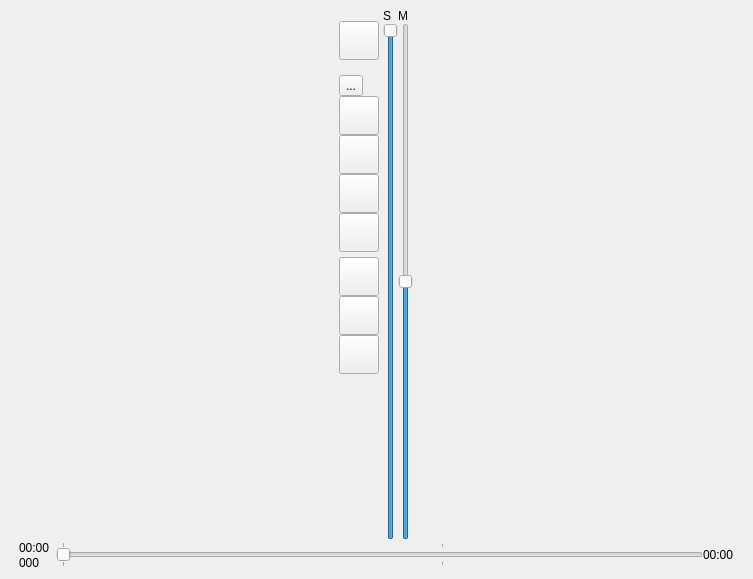
Before: the Qt Designer form GUI/main_window.ui in Eugene-q/PresenterPlayer, drawn with Qt 5.
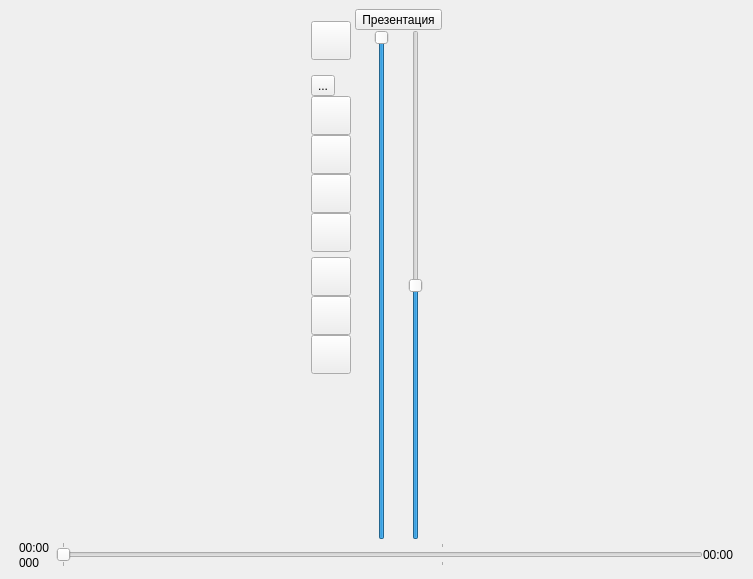
After: the same form once the commit is applied. Icons and pictures are not drawn.

Commit message: - Добавлена кнопка включения/отключения режима презентации. При включении keyboard вешает три хука для клавиш управления через on_pressed_key(). При отключении - снимает все хуки. Всё работает без отдельного потока и без keyboard.wait. НО! Проблема с возвратом к нормальному управлению осталась.

Diff of the .ui file:
```diff
--- a/GUI/main_window.ui
+++ b/GUI/main_window.ui
@@ -449,7 +449,7 @@
            </layout>
           </item>
           <item>
-           <layout class="QHBoxLayout" name="horizontalLayout">
+           <layout class="QVBoxLayout" name="verticalLayout_2">
             <property name="spacing">
              <number>0</number>
             </property>
@@ -457,14 +457,21 @@
              <number>4</number>
             </property>
             <item>
-             <layout class="QVBoxLayout" name="verticalLayout_3">
+             <layout class="QVBoxLayout" name="verticalLayout_4">
               <item>
-               <widget class="QLabel" name="label_2">
+               <widget class="QToolButton" name="buttonPresentationMode">
                 <property name="text">
-                 <string>S</string>
+                 <string>Презентация</string>
+                </property>
+                <property name="checkable">
+                 <bool>true</bool>
                 </property>
                </widget>
               </item>
+             </layout>
+            </item>
+            <item>
+             <layout class="QHBoxLayout" name="horizontalLayout">
               <item>
                <widget class="QSlider" name="sliderSongVol">
                 <property name="maximum">
@@ -475,17 +482,6 @@
                 </property>
                 <property name="orientation">
                  <enum>Qt::Vertical</enum>
-                </property>
-               </widget>
-              </item>
-             </layout>
-            </item>
-            <item>
-             <layout class="QVBoxLayout" name="verticalLayout_4">
-              <item>
-               <widget class="QLabel" name="label_3">
-                <property name="text">
-                 <string>M</string>
                 </property>
                </widget>
               </item>
```
The commit also changes 1 other file.
